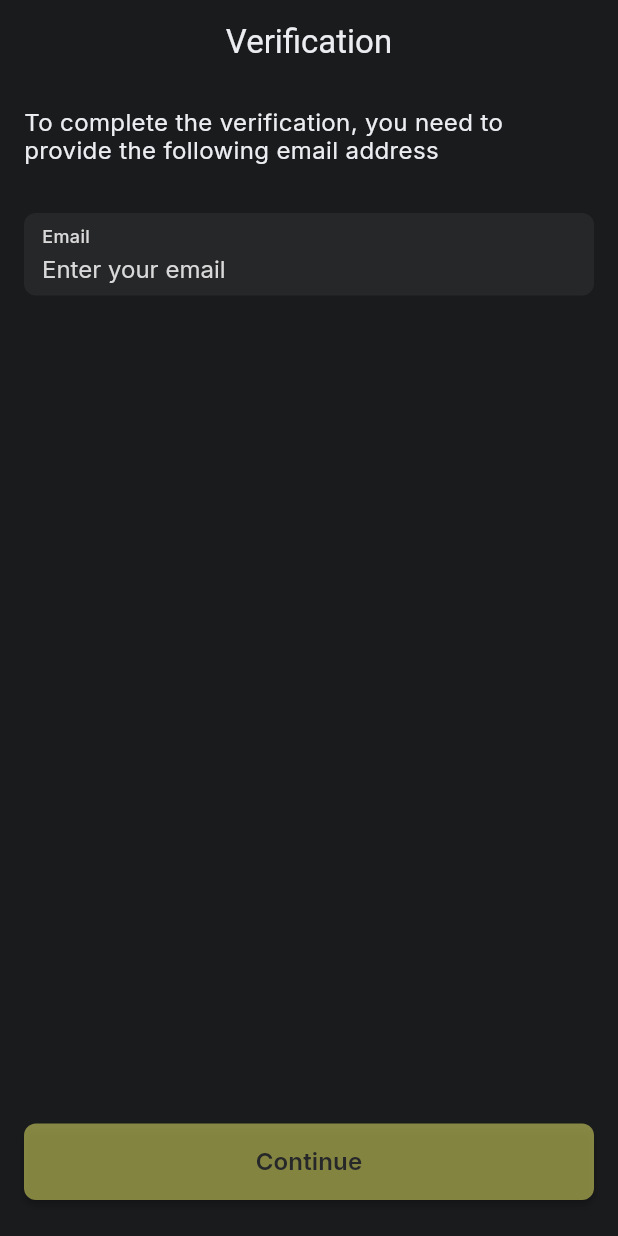
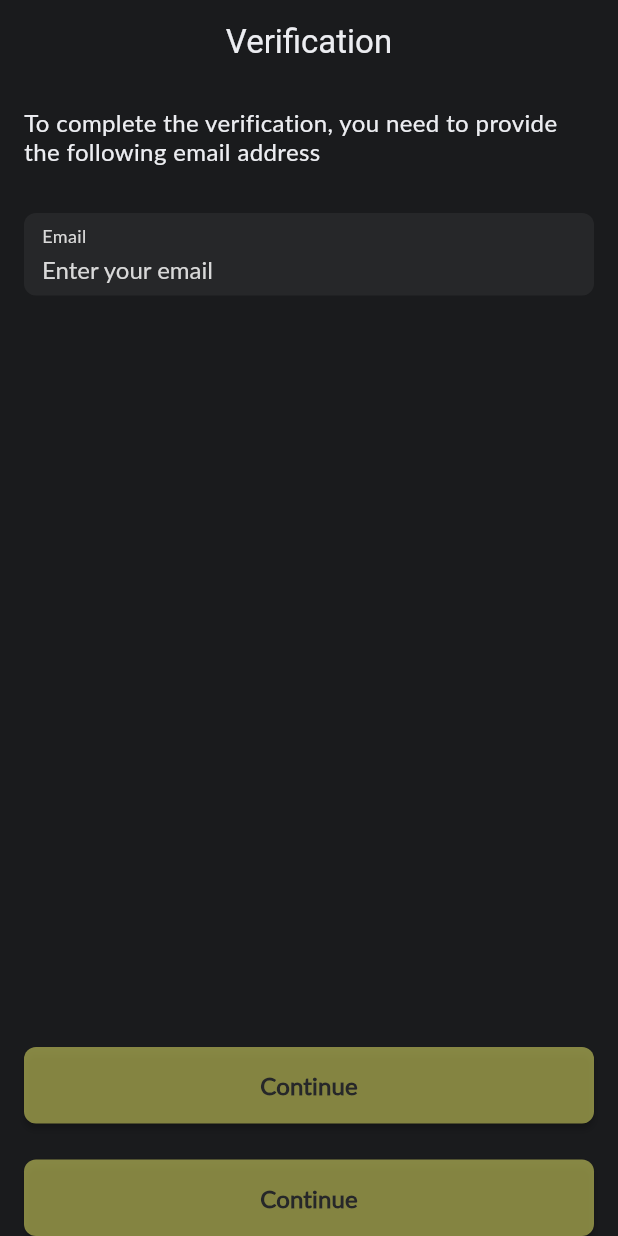
Before and after one commit to omelchenkoaleks/CryptoExchange, a Flutter app: the screen it shows after launch, on a phone screen of 412 x 824 dp. Run offline on Flutter 3.47's test engine with Material 3 defaults, Android fonts, the phone set to English and light mode, and no system bars; our stand-ins replace flutter_bloc, flutter_svg, go_router.

Commit message:
Added lato font

```diff
--- a/lib/feature/verification/verification_page.dart
+++ b/lib/feature/verification/verification_page.dart
@@ -63,6 +63,15 @@ class VerificationPage extends StatelessWidget {
                     },
                   ),
                   gapH24,
+                  PrimaryButton(
+                    title: 'Continue',
+                    colorButton: state.isEmailValid
+                        ? ColorsApp.accent
+                        : ColorsApp.accent.withOpacity(0.5),
+                    onTap: () {
+                      context.push(LoginPage.path);
+                    },
+                  ),
                 ],
               ),
             ],
--- a/lib/utility/text_style_source.dart
+++ b/lib/utility/text_style_source.dart
@@ -1,27 +1,29 @@
-import 'dart:ui';
-
-import 'package:google_fonts/google_fonts.dart';
+import 'package:flutter/material.dart';
 
 class TextStyleSource {
-  static final style10obscuring = GoogleFonts.inter(
+  static const style10obscuring = TextStyle(
+    fontFamily: 'Lato',
     fontSize: 10,
     fontWeight: FontWeight.w600,
     height: 1.2,
   );
 
-  static final style16semibols = GoogleFonts.inter(
+  static const TextStyle style16semibols = TextStyle(
+    fontFamily: 'Lato',
     fontSize: 16,
     fontWeight: FontWeight.w600,
     height: 1.2,
   );
 
-  static final style16regular = GoogleFonts.inter(
+  static const style16regular = TextStyle(
+    fontFamily: 'Lato',
     fontSize: 16,
     fontWeight: FontWeight.normal,
     height: 1.2,
   );
 
-  static final style12medium = GoogleFonts.inter(
+  static const style12medium = TextStyle(
+    fontFamily: 'Lato',
     fontSize: 12,
     fontWeight: FontWeight.w500,
     height: 1.3,
--- a/pubspec.yaml
+++ b/pubspec.yaml
@@ -27,3 +27,8 @@ flutter:
 
   assets:
     - assets/svg/
+
+  fonts:
+    - family: Lato
+      fonts:
+        - asset: assets/font/Lato-Regular.ttf
```
Also changed, not shown: lib/widget/primary_button.dart (+3 -5 lines), assets/font/Lato-Regular.ttf (added).
